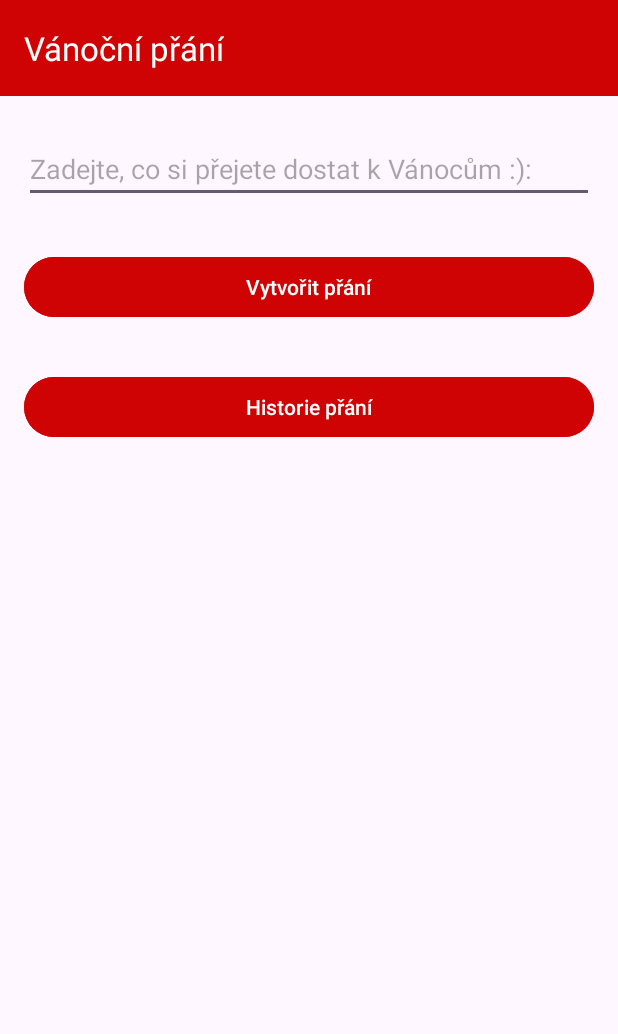
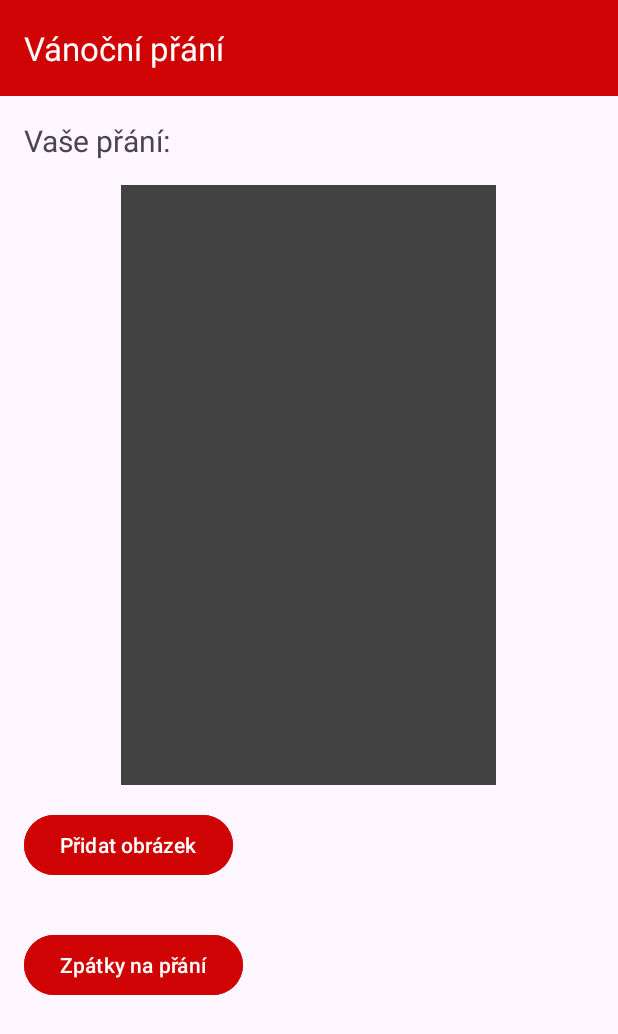
Before and after one commit to Reo529/github-lv-pma-2024, an Android app: the screen it shows after launch (MainActivity before the commit, SecondActivity after it), after a tap on "Vytvořit přání", on a phone screen of 412 x 824 dp. Shown: the top 1034 px of the screen. Run offline under Robolectric (Android 15) with nearby library versions, the phone set to English and light mode, and no system bars.

Commit message:
#zase o krok bliz

```diff
--- a/MyApp016aVanocniAppka/app/src/main/AndroidManifest.xml
+++ b/MyApp016aVanocniAppka/app/src/main/AndroidManifest.xml
@@ -21,7 +21,7 @@
                 <category android:name="android.intent.category.LAUNCHER" />
             </intent-filter>
         </activity>
-        <activity android:name=".EditorActivity" />
+        <activity android:name=".SecondActivity" />
     </application>
 
 </manifest>
--- a/MyApp016aVanocniAppka/app/src/main/java/com/example/myapp016avanocniappka/MainActivity.kt
+++ b/MyApp016aVanocniAppka/app/src/main/java/com/example/myapp016avanocniappka/MainActivity.kt
@@ -27,7 +27,7 @@ class MainActivity : AppCompatActivity() {
         binding.btnCreate.setOnClickListener {
             val wish = binding.etWish.text.toString() //Získáme text z edit text pole
             val intent = Intent(this, SecondActivity::class.java)
-            intent.putExtra("NICK_NAME", wish)
+            intent.putExtra("WISH", wish)
             startActivity(intent)
         }
 
--- a/MyApp016aVanocniAppka/app/src/main/java/com/example/myapp016avanocniappka/SecondActivity.kt
+++ b/MyApp016aVanocniAppka/app/src/main/java/com/example/myapp016avanocniappka/SecondActivity.kt
@@ -9,6 +9,7 @@ import android.widget.TextView
 import androidx.activity.enableEdgeToEdge
 import androidx.activity.result.contract.ActivityResultContracts
 import androidx.appcompat.app.AppCompatActivity
+import androidx.cardview.widget.CardView
 import androidx.core.content.ContextCompat
 import androidx.core.view.ViewCompat
 import androidx.core.view.WindowInsetsCompat
@@ -24,9 +25,15 @@ class SecondActivity : AppCompatActivity() {
         binding = ActivitySecondBinding.inflate(layoutInflater)
         setContentView(binding.root)
 
+
+        val wish = intent.getStringExtra("WISH")
+        binding.twInfo.text = "Vaše přání: $wish"
+
         setSupportActionBar(binding.topbar)
         supportActionBar?.title = "Vánoční přání"
         binding.topbar.setTitleTextColor(ContextCompat.getColor(this, R.color.white))
+
+
 
 
         val getContent =
@@ -38,5 +45,11 @@ class SecondActivity : AppCompatActivity() {
 
             }
 
+        binding.btnBack.setOnClickListener{
+            finish()
+        }
+
+
+
         }
     }
--- a/MyApp016aVanocniAppka/app/src/main/res/layout/activity_second.xml
+++ b/MyApp016aVanocniAppka/app/src/main/res/layout/activity_second.xml
@@ -26,12 +26,16 @@
 
         />
 
+
+
     <ImageView
         android:id="@+id/ivImage"
         android:layout_width="250dp"
         android:layout_height="400dp"
         android:background="@color/cardview_dark_background"
-        android:layout_gravity="center" />
+        android:layout_gravity="center"
+        />
+
 
 
     <Button
@@ -39,7 +43,18 @@
         android:layout_width="wrap_content"
         android:layout_height="wrap_content"
         android:text="Přidat obrázek"
-        android:layout_margin="16sp"/>
+        android:layout_margin="16sp"
+        android:backgroundTint="@color/redchris"
+        />
+
+    <Button
+        android:id="@+id/btnBack"
+        android:layout_width="wrap_content"
+        android:layout_height="wrap_content"
+        android:text="Zpátky na přání"
+        android:layout_margin="16sp"
+        android:backgroundTint="@color/redchris"
+        />
 
 
 </LinearLayout>
--- a/MyApp016aVanocniAppka/app/src/main/res/values/colors.xml
+++ b/MyApp016aVanocniAppka/app/src/main/res/values/colors.xml
@@ -4,4 +4,5 @@
     <color name="white">#FFFFFFFF</color>
     <color name="whitechris">#CFCDCD</color>
     <color name="redchris">#CF0303</color>
+    <color name="border_color">#FF0000</color>
 </resources>
```
